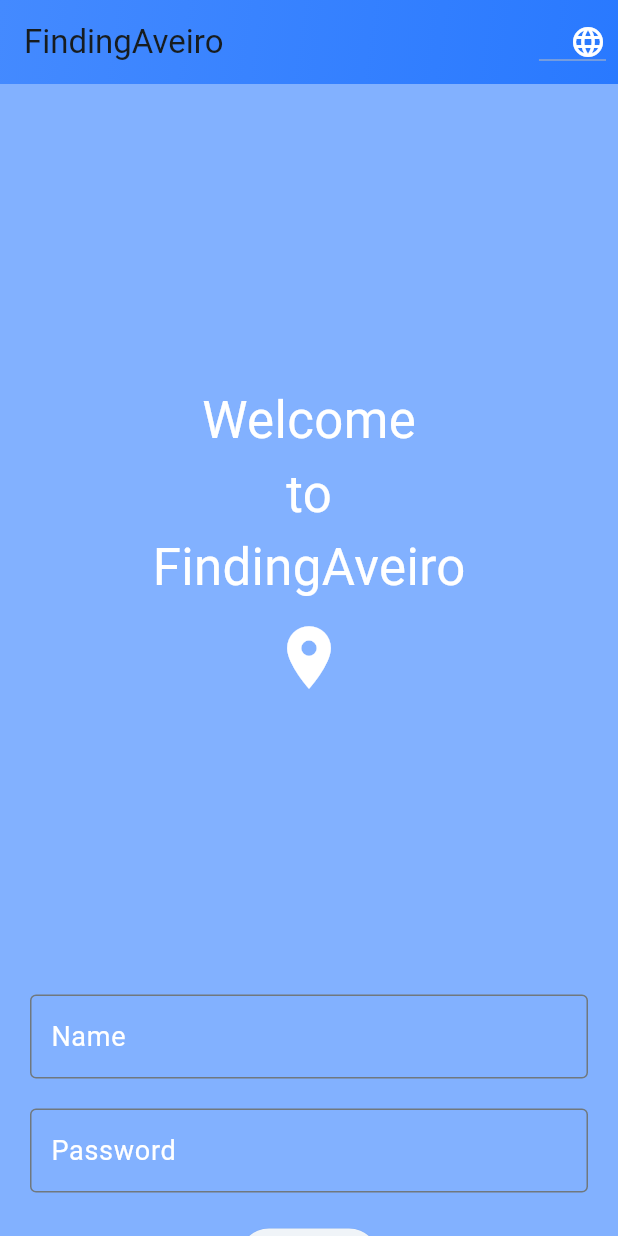
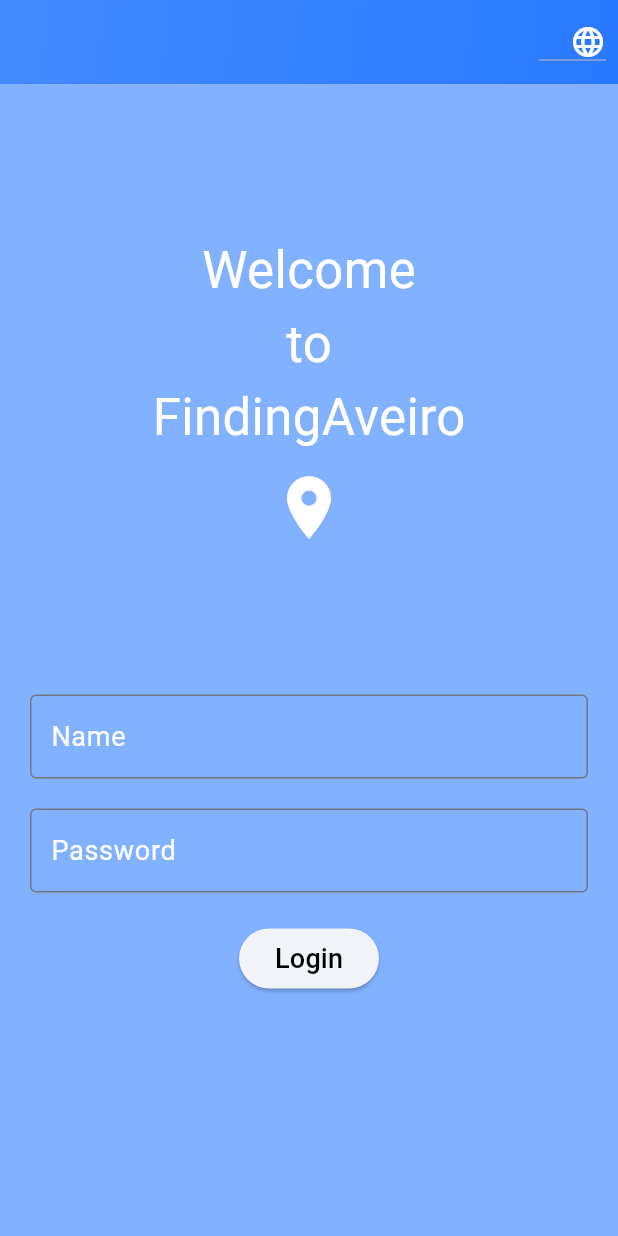
Before and after one commit to RodriguesCA/ICM-Project, a Flutter app: the screen it shows after launch, on a phone screen of 412 x 824 dp. Run offline on Flutter 3.47's test engine with Material 3 defaults, Android fonts, the light colour scheme and no system bars; our stand-ins replace google_maps_flutter.

Commit message:
Simple adjustments

```diff
--- a/yellowfy/lib/shop.dart
+++ b/yellowfy/lib/shop.dart
@@ -18,10 +18,10 @@ class ShopPage extends StatelessWidget {
               ),
               Row(
                 children: [
-                  Icon(Icons.shopping_cart),
-                  SizedBox(width: 8), // Add some space between icon and points
+                  Icon(Icons.attach_money),
+                  SizedBox(width: 8),
                   Text(
-                    '${appState.points}', // Display points from appState
+                    '${appState.points}',
                     style: TextStyle(fontSize: 18),
                   ),
                 ],
--- a/yellowfy/lib/welcome.dart
+++ b/yellowfy/lib/welcome.dart
@@ -17,7 +17,6 @@ class _WelcomePageState extends State<WelcomePage> {
     return Scaffold(
       backgroundColor: Colors.blueAccent[100],
       appBar: AppBar(
-        title: Text('FindingAveiro'),
         backgroundColor: Colors.blueAccent[100],
         flexibleSpace: Container(
           decoration: BoxDecoration(
@@ -54,7 +53,7 @@ class _WelcomePageState extends State<WelcomePage> {
           child: Column(
             mainAxisAlignment: MainAxisAlignment.center,
             children: [
-              SizedBox(height: 200),
+              SizedBox(height: 100),
               Visibility(
                 visible: appState.currentLanguage == "EN",
                 child: Column(
@@ -97,7 +96,7 @@ class _WelcomePageState extends State<WelcomePage> {
                   ],
                 ),
               ),
-              SizedBox(height: 200),
+              SizedBox(height: 100),
               Padding(
                 padding: EdgeInsets.symmetric(horizontal: 20),
                 child: TextField(
@@ -148,7 +147,7 @@ class _WelcomePageState extends State<WelcomePage> {
                   style: TextStyle(fontSize: 18, color: Colors.black),
                 ),
               ),
-              SizedBox(height: 120),
+              SizedBox(height: 100),
             ],
           ),
         ),
```
Also changed, not shown: yellowfy/lib/app.dart (+11 -6 lines), yellowfy/lib/mainpage.dart (deleted).
